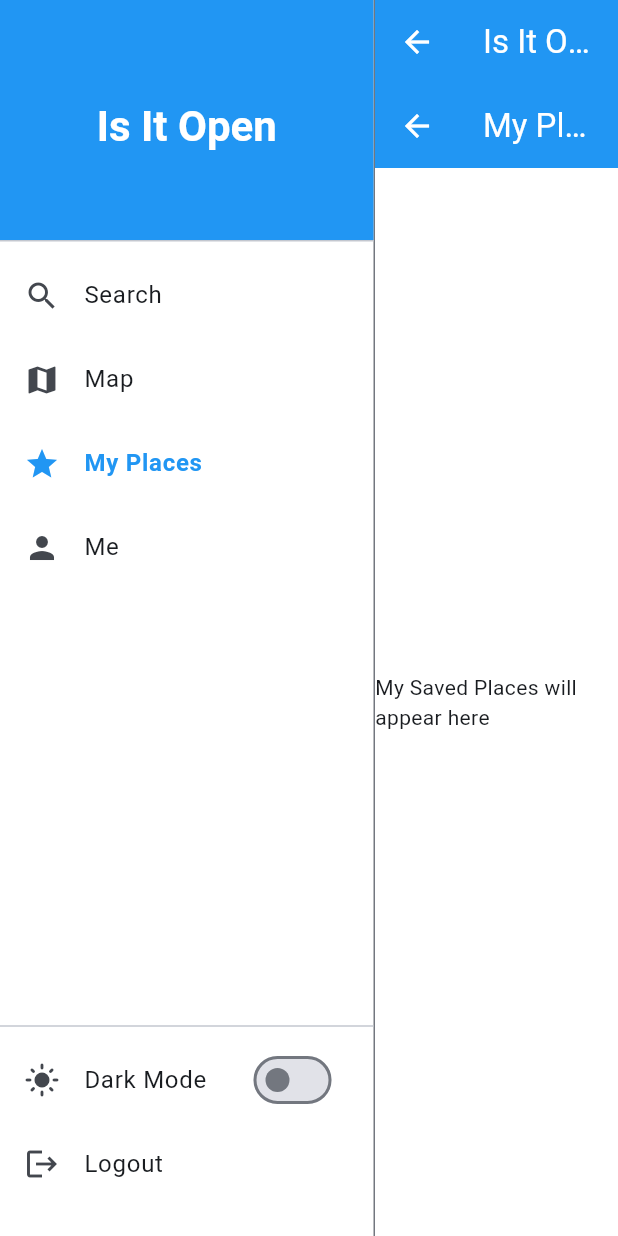
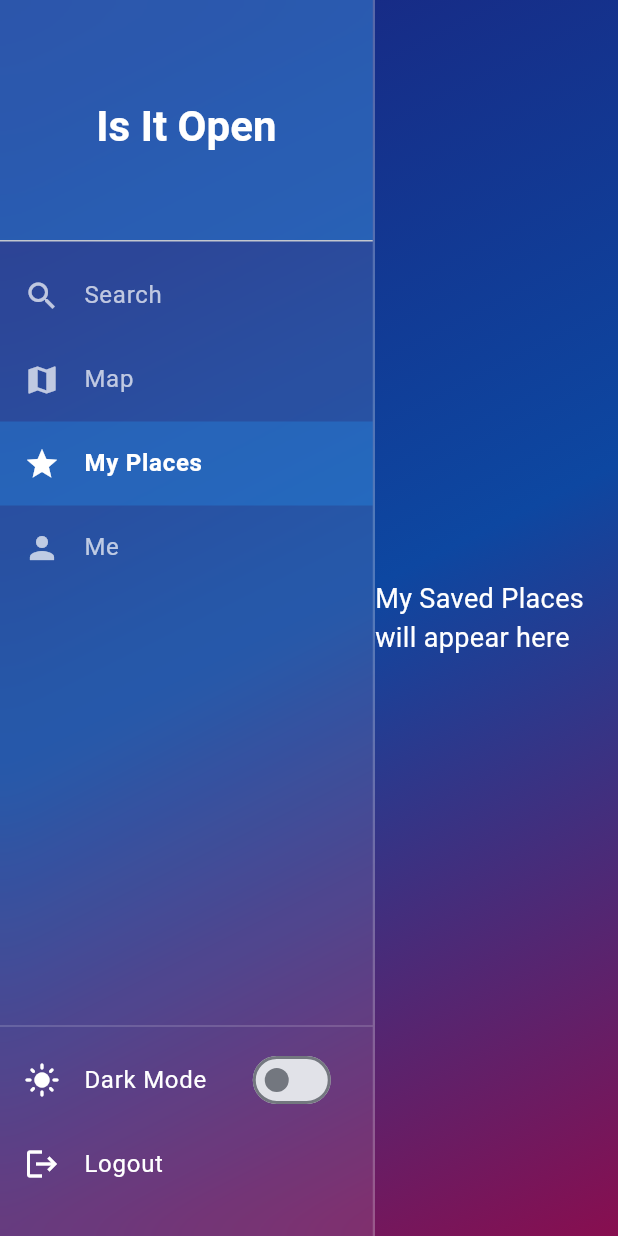
Before and after one commit to BrandonLC2020/is-it-open, a Flutter app: the HomeScreen screen opened directly, after a tap on "Map", after a tap on "My Places", on a phone screen of 412 x 824 dp. Run offline on Flutter 3.47's test engine with Material 3 defaults, Android fonts, the phone set to English and light mode, and no system bars; drawn by our look-alikes of calendar_view; our stand-ins replace dio, equatable, flutter_bloc, flutter_map, latlong2, shared_preferences; accounts and stored records are empty.

Commit message:
UI enhancements

```diff
--- a/frontend/lib/bloc/auth/auth_bloc.dart
+++ b/frontend/lib/bloc/auth/auth_bloc.dart
@@ -166,7 +166,8 @@ class AuthBloc extends Bloc<AuthEvent, AuthState> {
     if (user.token != null) await prefs.setString('auth_token', user.token!);
     await prefs.setString('auth_username', user.username);
     await prefs.setInt('auth_user_id', user.id);
-    if (user.email != null)
+    if (user.email != null) {
       await prefs.setString('auth_user_email', user.email!);
+    }
   }
 }
--- /dev/null
+++ b/frontend/lib/components/shared/glass_container.dart
@@ -0,0 +1,58 @@
+import 'dart:ui';
+import 'package:flutter/material.dart';
+
+class GlassContainer extends StatelessWidget {
+  final Widget child;
+  final double blur;
+  final double opacity;
+  final Color color;
+  final BorderRadius? borderRadius;
+  final Border? border;
+  final EdgeInsetsGeometry? padding;
+  final EdgeInsetsGeometry? margin;
+  final double? width;
+  final double? height;
+
+  const GlassContainer({
+    super.key,
+    required this.child,
+    this.blur = 10.0,
+    this.opacity = 0.2,
+    this.color = Colors.white,
+    this.borderRadius,
+    this.border,
+    this.padding,
+    this.margin,
+    this.width,
+    this.height,
+  });
+
+  @override
+  Widget build(BuildContext context) {
+    return Container(
+      margin: margin,
+      width: width,
+      height: height,
+      child: ClipRRect(
+        borderRadius: borderRadius ?? BorderRadius.zero,
+        child: BackdropFilter(
+          filter: ImageFilter.blur(sigmaX: blur, sigmaY: blur),
+          child: Container(
+            padding: padding,
+            decoration: BoxDecoration(
+              color: color.withValues(alpha: opacity),
+              borderRadius: borderRadius,
+              border:
+                  border ??
+                  Border.all(
+                    color: Colors.white.withValues(alpha: 0.2),
+                    width: 1.5,
+                  ),
+            ),
+            child: child,
+          ),
+        ),
+      ),
+    );
+  }
+}
--- a/frontend/lib/components/shared/side_menu.dart
+++ b/frontend/lib/components/shared/side_menu.dart
@@ -2,6 +2,7 @@ import 'package:flutter/material.dart';
 import 'package:flutter_bloc/flutter_bloc.dart';
 import '../../bloc/auth/auth_bloc.dart';
 import '../../bloc/theme/theme_cubit.dart';
+import 'glass_container.dart';
 
 class SideMenu extends StatelessWidget {
   final Function(int) onIndexChanged;
@@ -22,17 +23,22 @@ class SideMenu extends StatelessWidget {
         (themeMode == ThemeMode.system &&
             MediaQuery.of(context).platformBrightness == Brightness.dark);
 
-    return Container(
+    return GlassContainer(
       width: 250,
-      decoration: BoxDecoration(
+      blur: 15,
+      opacity: 0.1,
       border: Border(
-          right: BorderSide(color: Theme.of(context).dividerColor),
+        right: BorderSide(
+          color: Colors.white.withValues(alpha: 0.2),
+          width: 1.5,
         ),
       ),
       child: Column(
         children: [
           DrawerHeader(
-            decoration: BoxDecoration(color: Theme.of(context).primaryColor),
+            decoration: BoxDecoration(
+              color: Theme.of(context).primaryColor.withValues(alpha: 0.3),
+            ),
             child: Center(
               child: Text(
                 'Is It Open',
@@ -54,23 +60,29 @@ class SideMenu extends StatelessWidget {
               ],
             ),
           ),
-          const Divider(),
+          Divider(color: Colors.white.withValues(alpha: 0.2)),
           ListTile(
-            leading: Icon(isDarkMode ? Icons.dark_mode : Icons.light_mode),
-            title: const Text('Dark Mode'),
+            leading: Icon(
+              isDarkMode ? Icons.dark_mode : Icons.light_mode,
+              color: Colors.white,
+            ),
+            title: const Text(
+              'Dark Mode',
+              style: TextStyle(color: Colors.white),
+            ),
             trailing: Switch(
               value: isDarkMode,
               onChanged: (value) {
                 context.read<ThemeCubit>().toggleTheme();
               },
+              activeThumbColor: Theme.of(context).primaryColor,
             ),
           ),
           ListTile(
-            leading: const Icon(Icons.logout),
-            title: const Text('Logout'),
+            leading: const Icon(Icons.logout, color: Colors.white),
+            title: const Text('Logout', style: TextStyle(color: Colors.white)),
             onTap: () {
               context.read<AuthBloc>().add(LogoutRequested());
-              // Navigator can be popped by auth listener in main or home,
             },
           ),
           const SizedBox(height: 20),
@@ -86,15 +98,16 @@ class SideMenu extends StatelessWidget {
     IconData icon,
   ) {
     final isSelected = selectedIndex == index;
-    return ListTile(
-      leading: Icon(
-        icon,
-        color: isSelected ? Theme.of(context).primaryColor : null,
-      ),
+    return Container(
+      color: isSelected
+          ? Theme.of(context).primaryColor.withValues(alpha: 0.3)
+          : Colors.transparent,
+      child: ListTile(
+        leading: Icon(icon, color: isSelected ? Colors.white : Colors.white70),
         title: Text(
           title,
           style: TextStyle(
-          color: isSelected ? Theme.of(context).primaryColor : null,
+            color: isSelected ? Colors.white : Colors.white70,
             fontWeight: isSelected ? FontWeight.bold : FontWeight.normal,
           ),
         ),
@@ -102,6 +115,7 @@ class SideMenu extends StatelessWidget {
         onTap: () {
           onIndexChanged(index);
         },
+      ),
     );
   }
 }
--- a/frontend/lib/screens/home_screen.dart
+++ b/frontend/lib/screens/home_screen.dart
@@ -31,7 +31,22 @@ class _HomeScreenState extends State<HomeScreen> {
   @override
   Widget build(BuildContext context) {
     return Scaffold(
-      body: Row(
+      body: Stack(
+        children: [
+          Container(
+            decoration: const BoxDecoration(
+              gradient: LinearGradient(
+                begin: Alignment.topLeft,
+                end: Alignment.bottomRight,
+                colors: [
+                  Color(0xFF1A237E), // Deep Blue
+                  Color(0xFF0D47A1), // Blue
+                  Color(0xFF880E4F), // Pink/Purple accent
+                ],
+              ),
+            ),
+          ),
+          Row(
             children: [
               SideMenu(
                 selectedIndex: _selectedIndex,
@@ -39,9 +54,11 @@ class _HomeScreenState extends State<HomeScreen> {
               ),
               Expanded(
                 child: Scaffold(
-              appBar: AppBar(title: const Text('Is It Open')),
-              body: Center(child: _widgetOptions.elementAt(_selectedIndex)),
+                  backgroundColor: Colors.transparent,
+                  body: _widgetOptions.elementAt(_selectedIndex),
                 ),
+              ),
+            ],
           ),
         ],
       ),
--- a/frontend/lib/screens/map_screen.dart
+++ b/frontend/lib/screens/map_screen.dart
@@ -8,7 +8,6 @@ class MapScreen extends StatelessWidget {
   @override
   Widget build(BuildContext context) {
     return Scaffold(
-      appBar: AppBar(title: const Text('Map')),
       body: FlutterMap(
         options: const MapOptions(
           initialCenter: LatLng(40.7128, -74.0060), // NYC
--- a/frontend/lib/screens/me_screen.dart
+++ b/frontend/lib/screens/me_screen.dart
@@ -11,14 +11,21 @@ class MeScreen extends StatelessWidget {
       builder: (context, state) {
         if (state is AuthAuthenticated) {
           return Scaffold(
-            appBar: AppBar(title: const Text('Me')),
-            body: Center(
+            backgroundColor: Colors.transparent,
+            body: SafeArea(
+              child: Center(
                 child: Column(
                   mainAxisAlignment: MainAxisAlignment.center,
                   children: [
-                  Text('Logged in as: ${state.user.username}'),
+                    Text(
+                      'Logged in as: ${state.user.username}',
+                      style: const TextStyle(color: Colors.white, fontSize: 18),
+                    ),
                     if (state.user.email != null)
-                    Text('Email: ${state.user.email}'),
+                      Text(
+                        'Email: ${state.user.email}',
+                        style: const TextStyle(color: Colors.white70),
+                      ),
                     const SizedBox(height: 20),
                     ElevatedButton(
                       onPressed: () {
@@ -27,6 +34,7 @@ class MeScreen extends StatelessWidget {
                       child: const Text('Logout'),
                     ),
                   ],
+                ),
               ),
             ),
           );
--- a/frontend/lib/screens/my_places_screen.dart
+++ b/frontend/lib/screens/my_places_screen.dart
@@ -6,8 +6,15 @@ class MyPlacesScreen extends StatelessWidget {
   @override
   Widget build(BuildContext context) {
     return Scaffold(
-      appBar: AppBar(title: const Text('My Places')),
-      body: const Center(child: Text('My Saved Places will appear here')),
+      backgroundColor: Colors.transparent,
+      body: const SafeArea(
+        child: Center(
+          child: Text(
+            'My Saved Places will appear here',
+            style: TextStyle(color: Colors.white, fontSize: 18),
+          ),
+        ),
+      ),
     );
   }
 }
--- a/frontend/lib/screens/search_screen.dart
+++ b/frontend/lib/screens/search_screen.dart
@@ -40,8 +40,9 @@ class _SearchScreenState extends State<SearchScreen> {
     return BlocProvider(
       create: (context) => SearchBloc(apiClient: ApiService()),
       child: Scaffold(
-        appBar: AppBar(title: const Text('Search Places')),
-        body: Column(
+        backgroundColor: Colors.transparent,
+        body: SafeArea(
+          child: Column(
             children: [
               Padding(
                 padding: const EdgeInsets.all(8.0),
@@ -60,6 +61,8 @@ class _SearchScreenState extends State<SearchScreen> {
                                 onPressed: () => _clearSearch(context),
                               ),
                               border: const OutlineInputBorder(),
+                              filled: true,
+                              fillColor: Colors.white.withValues(alpha: 0.8),
                             ),
                             textInputAction: TextInputAction.search,
                             onSubmitted: (_) => _performSearch(context),
@@ -90,7 +93,13 @@ class _SearchScreenState extends State<SearchScreen> {
                         itemCount: state.places.length,
                         itemBuilder: (context, index) {
                           final place = state.places[index];
-                        return ListTile(
+                          return Card(
+                            color: Colors.white.withValues(alpha: 0.8),
+                            margin: const EdgeInsets.symmetric(
+                              horizontal: 8,
+                              vertical: 4,
+                            ),
+                            child: ListTile(
                               title: Text(place.name),
                               subtitle: Text(place.address),
                               onTap: () {
@@ -102,12 +111,16 @@ class _SearchScreenState extends State<SearchScreen> {
                                   ),
                                 );
                               },
+                            ),
                           );
                         },
                       );
                     }
                     return const Center(
-                    child: Text('Enter a query and press Search'),
+                      child: Text(
+                        'Enter a query and press Search',
+                        style: TextStyle(color: Colors.white),
+                      ),
                     );
                   },
                 ),
@@ -115,6 +128,7 @@ class _SearchScreenState extends State<SearchScreen> {
             ],
           ),
         ),
+      ),
     );
   }
 }
--- a/frontend/lib/utils/app_theme.dart
+++ b/frontend/lib/utils/app_theme.dart
@@ -48,7 +48,6 @@ class AppTheme {
       seedColor: AppColors.primary,
       primary: AppColors.primary,
       secondary: AppColors.secondary,
-      background: AppColors.white,
       surface: AppColors.white,
     ),
     scaffoldBackgroundColor: AppColors.white,
```
Lines whose indentation alone changed are shown as unchanged.
